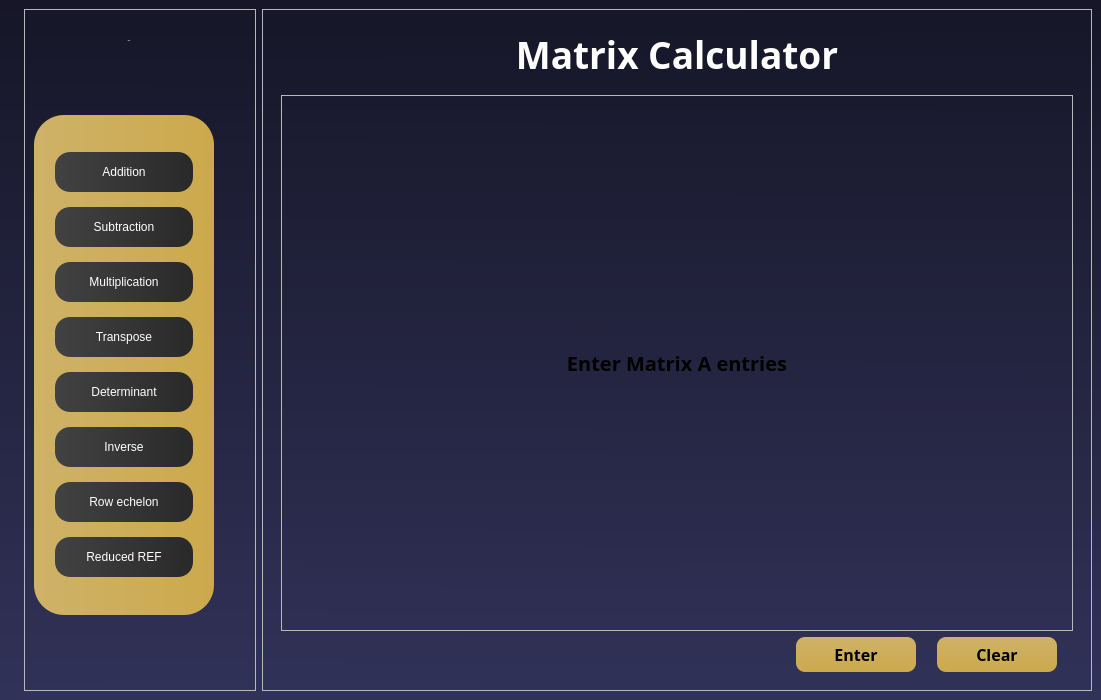
Before: the Qt Designer form qt files/matrix-calculator/matrixcalcu.ui in potakaaa/matrix-calculator, drawn with Qt 5.
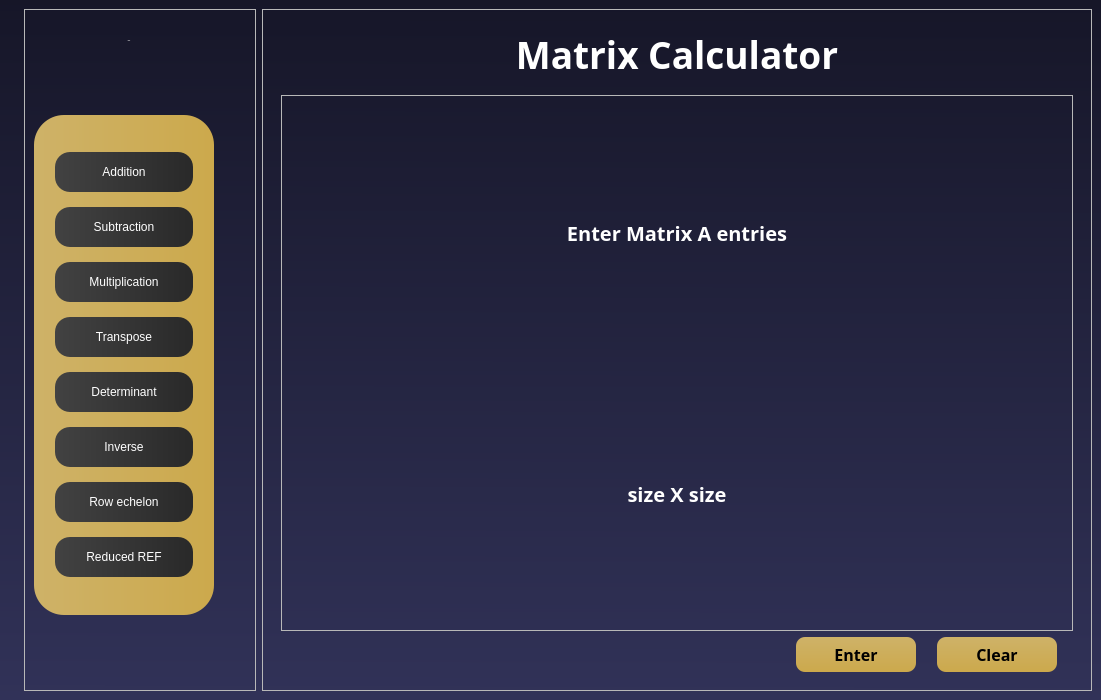
After: the same form once the commit is applied. The open tabs and pages were chosen to show the change.

Commit message: Matrix size on GUI problem solved

Patch:
```diff
--- a/qt files/matrix-calculator/matrixcalcu.ui
+++ b/qt files/matrix-calculator/matrixcalcu.ui
@@ -154,6 +154,10 @@
 #pushButton_clear_2::hover {
 	color: black;
 	background-color: qlineargradient( x1:0 y1:0, x2:1 y2:0, stop:0 #F6A5CC, stop:1 #B02E6D);
+}
+
+#frame_6 QLabel{
+	color: white;
 }</string>
   </property>
   <widget class="QWidget" name="centralwidget">
@@ -1089,7 +1093,26 @@
                  </property>
                  <layout class="QVBoxLayout" name="verticalLayout_12">
                   <item>
-                   <widget class="QLabel" name="label">
+                   <layout class="QGridLayout" name="gridLayout">
+                    <item row="1" column="0">
+                     <widget class="QLabel" name="label_matrixA_size_entry">
+                      <property name="font">
+                       <font>
+                        <family>DM Sans</family>
+                        <pointsize>15</pointsize>
+                        <bold>true</bold>
+                       </font>
+                      </property>
+                      <property name="text">
+                       <string>size X size</string>
+                      </property>
+                      <property name="alignment">
+                       <set>Qt::AlignCenter</set>
+                      </property>
+                     </widget>
+                    </item>
+                    <item row="0" column="0">
+                     <widget class="QLabel" name="label_enterMatrixA_entry">
                     <property name="font">
                      <font>
                       <family>DM Sans</family>
@@ -1104,6 +1127,8 @@
                      <set>Qt::AlignCenter</set>
                     </property>
                    </widget>
+                    </item>
+                   </layout>
                   </item>
                  </layout>
                 </widget>
```
Left out of the diff: 2 changed lines with no effect on the pictures. Lines whose indentation alone changed are shown as unchanged. The commit also changes 3 other files.
